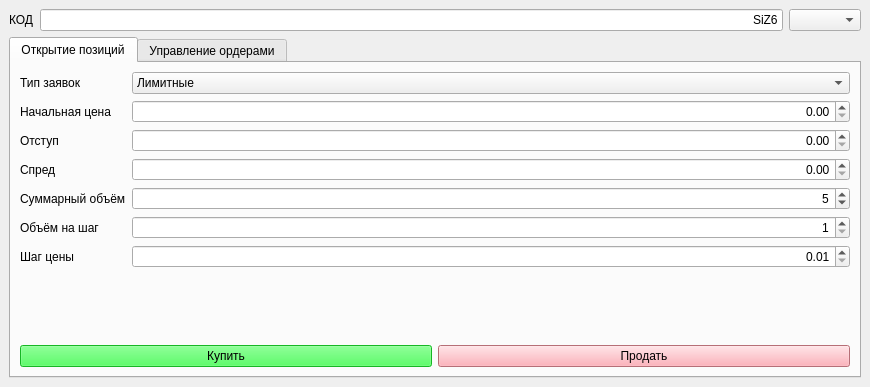
sashok9306/BCS_OrderSender, file mainwindow.ui: the form before one commit.
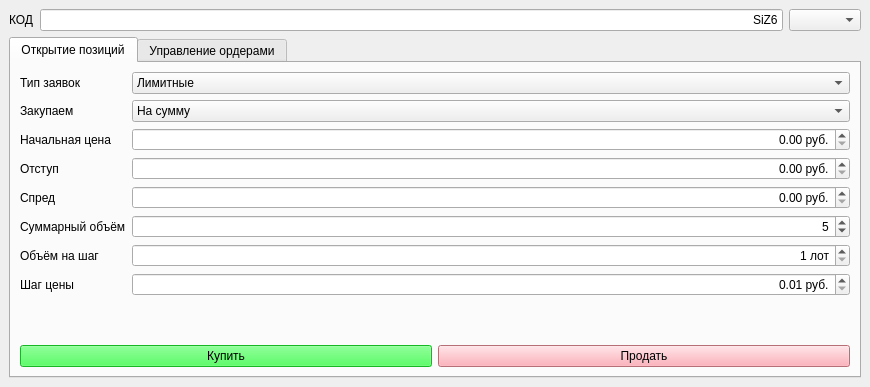
The form after the commit.

Commit message: Можно заходить на сумму в рублях, но лучше тестить

```diff
--- a/mainwindow.ui
+++ b/mainwindow.ui
@@ -72,35 +72,35 @@
             </item>
            </widget>
           </item>
-          <item row="1" column="0">
+          <item row="2" column="0">
            <widget class="QLabel" name="label_5">
             <property name="text">
              <string>Начальная цена</string>
             </property>
            </widget>
           </item>
-          <item row="2" column="0">
+          <item row="3" column="0">
            <widget class="QLabel" name="label_7">
             <property name="text">
              <string>Отступ</string>
             </property>
            </widget>
           </item>
-          <item row="3" column="0">
+          <item row="4" column="0">
            <widget class="QLabel" name="label_8">
             <property name="text">
              <string>Спред</string>
             </property>
            </widget>
           </item>
-          <item row="4" column="0">
+          <item row="5" column="0">
            <widget class="QLabel" name="label_2">
             <property name="text">
              <string>Суммарный объём</string>
             </property>
            </widget>
           </item>
-          <item row="4" column="1">
+          <item row="5" column="1">
            <widget class="QSpinBox" name="PositionVolume">
             <property name="alignment">
              <set>Qt::AlignmentFlag::AlignRight|Qt::AlignmentFlag::AlignTrailing|Qt::AlignmentFlag::AlignVCenter</set>
@@ -113,18 +113,21 @@
             </property>
            </widget>
           </item>
-          <item row="5" column="0">
+          <item row="6" column="0">
            <widget class="QLabel" name="label_3">
             <property name="text">
              <string>Объём на шаг</string>
             </property>
            </widget>
           </item>
-          <item row="5" column="1">
+          <item row="6" column="1">
            <widget class="QSpinBox" name="StepVolume">
             <property name="alignment">
              <set>Qt::AlignmentFlag::AlignRight|Qt::AlignmentFlag::AlignTrailing|Qt::AlignmentFlag::AlignVCenter</set>
             </property>
+            <property name="suffix">
+             <string> лот</string>
+            </property>
             <property name="minimum">
              <number>1</number>
             </property>
@@ -133,28 +136,34 @@
             </property>
            </widget>
           </item>
-          <item row="6" column="0">
+          <item row="7" column="0">
            <widget class="QLabel" name="label_4">
             <property name="text">
              <string>Шаг цены</string>
             </property>
            </widget>
           </item>
-          <item row="1" column="1">
+          <item row="2" column="1">
            <widget class="QDoubleSpinBox" name="StartPrice">
             <property name="alignment">
              <set>Qt::AlignmentFlag::AlignRight|Qt::AlignmentFlag::AlignTrailing|Qt::AlignmentFlag::AlignVCenter</set>
             </property>
+            <property name="suffix">
+             <string> руб.</string>
+            </property>
             <property name="maximum">
              <double>9999999.000000000000000</double>
             </property>
            </widget>
           </item>
-          <item row="6" column="1">
+          <item row="7" column="1">
            <widget class="QDoubleSpinBox" name="StepPrice">
             <property name="alignment">
              <set>Qt::AlignmentFlag::AlignRight|Qt::AlignmentFlag::AlignTrailing|Qt::AlignmentFlag::AlignVCenter</set>
             </property>
+            <property name="suffix">
+             <string> руб.</string>
+            </property>
             <property name="minimum">
              <double>0.010000000000000</double>
             </property>
@@ -163,26 +172,53 @@
             </property>
            </widget>
           </item>
-          <item row="2" column="1">
-           <widget class="QDoubleSpinBox" name="Offset">
-            <property name="alignment">
-             <set>Qt::AlignmentFlag::AlignRight|Qt::AlignmentFlag::AlignTrailing|Qt::AlignmentFlag::AlignVCenter</set>
-            </property>
-            <property name="maximum">
-             <double>999999.000000000000000</double>
-            </property>
-           </widget>
-          </item>
           <item row="3" column="1">
+           <widget class="QDoubleSpinBox" name="Offset">
+            <property name="alignment">
+             <set>Qt::AlignmentFlag::AlignRight|Qt::AlignmentFlag::AlignTrailing|Qt::AlignmentFlag::AlignVCenter</set>
+            </property>
+            <property name="suffix">
+             <string> руб.</string>
+            </property>
+            <property name="maximum">
+             <double>999999.000000000000000</double>
+            </property>
+           </widget>
+          </item>
+          <item row="4" column="1">
            <widget class="QDoubleSpinBox" name="spread">
             <property name="alignment">
              <set>Qt::AlignmentFlag::AlignRight|Qt::AlignmentFlag::AlignTrailing|Qt::AlignmentFlag::AlignVCenter</set>
             </property>
+            <property name="suffix">
+             <string> руб.</string>
+            </property>
             <property name="maximum">
              <double>999999.000000000000000</double>
             </property>
            </widget>
           </item>
+          <item row="1" column="0">
+           <widget class="QLabel" name="label_9">
+            <property name="text">
+             <string>Закупаем</string>
+            </property>
+           </widget>
+          </item>
+          <item row="1" column="1">
+           <widget class="QComboBox" name="VolumeType">
+            <item>
+             <property name="text">
+              <string>На сумму</string>
+             </property>
+            </item>
+            <item>
+             <property name="text">
+              <string>На объём</string>
+             </property>
+            </item>
+           </widget>
+          </item>
          </layout>
         </item>
         <item>
```
The commit also changes 2 other files.
